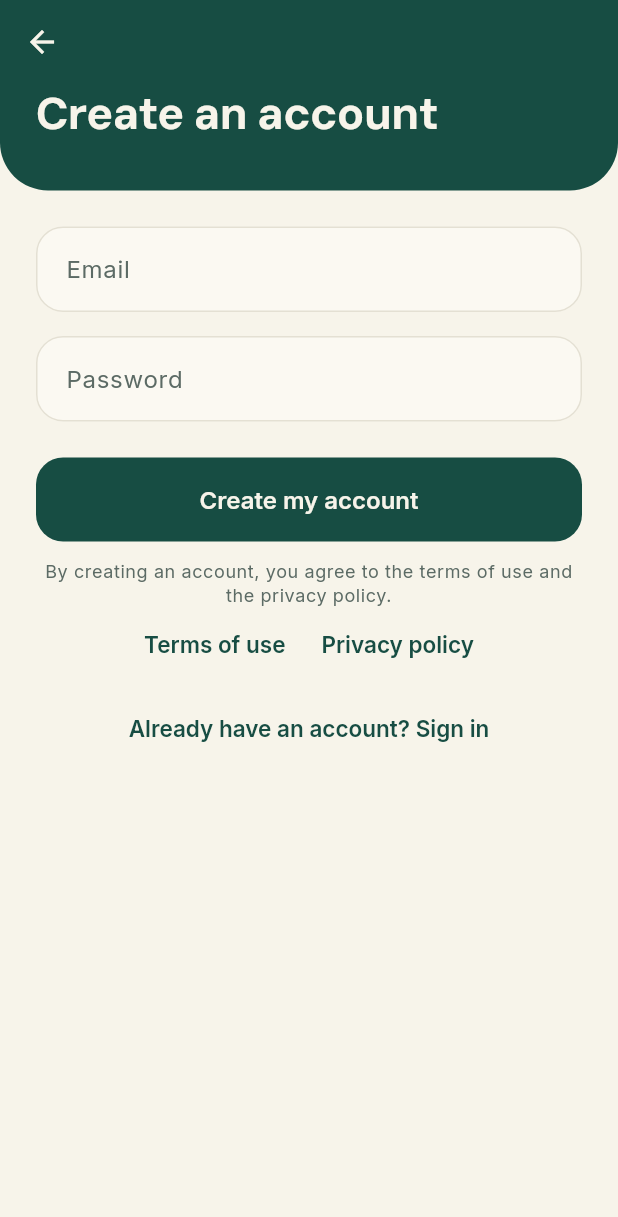
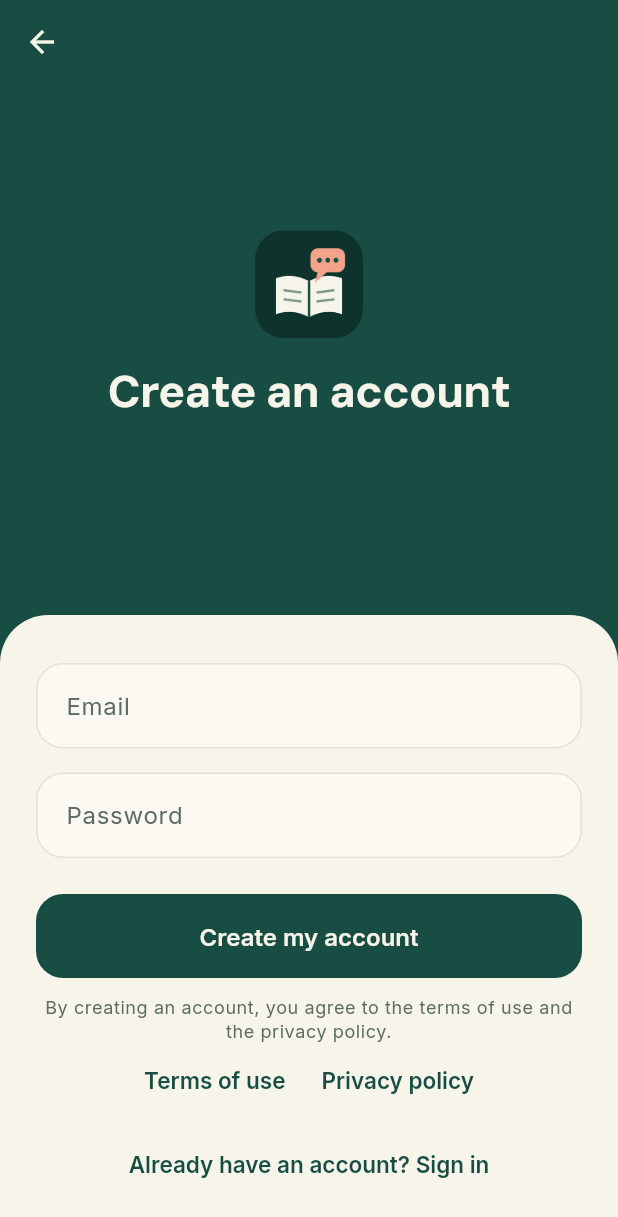
Before and after one commit to Kelenix/Journal-de-Langue, a Flutter app: the screen it shows after launch, after a tap on "Create my account", on a phone screen of 412 x 824 dp. Shown: the top 1217 px of the screen. Run offline on Flutter 3.47's test engine with Material 3 defaults, Android fonts, the phone set to English and light mode, and no system bars; our stand-ins replace flutter_riverpod, flutter_secure_storage, flutter_tts, freezed_annotation, go_router, google_mobile_ads and 4 more; accounts and stored records are empty; generated files the repository leaves out were written again.

Commit message:
Feat(interface) : écrans de compte au style de l'accueil, plus de bande grise
- barre de navigation Android transparente et sans voile gris (bord à bord) ; l'accueil ne la passe plus en noir
- connexion, inscription, code, mot de passe oublié et choix de la langue : logo et titre sur le vert, formulaire et boutons sur une feuille ivoire en bas (ADR-042)
- Profil : la place libre se répartit entre les blocs sur les grands téléphones
- tests de la phase 5 relancés et verts (264 SQL, 194 d'écran, 52 d'intégration, 5 Deno) ; état du projet et README à jour

```diff
--- a/lib/core/theme/app_theme.dart
+++ b/lib/core/theme/app_theme.dart
@@ -1,4 +1,5 @@
 import 'package:flutter/material.dart';
+import 'package:flutter/services.dart';
 
 import 'app_colors.dart';
 import 'app_spacing.dart';
@@ -9,6 +10,25 @@ import 'app_spacing.dart';
 abstract final class AppTheme {
   static const titleFont = 'DM Sans';
   static const bodyFont = 'Inter';
+
+  /// Barres du système transparentes et sans voile : l'app se dessine dessous
+  /// (bord à bord) et garde sa couleur jusqu'en bas de l'écran (ADR-042).
+  static const systemBars = SystemUiOverlayStyle(
+    statusBarColor: Colors.transparent,
+    statusBarIconBrightness: Brightness.dark,
+    statusBarBrightness: Brightness.light,
+    systemStatusBarContrastEnforced: false,
+    systemNavigationBarColor: Colors.transparent,
+    systemNavigationBarDividerColor: Colors.transparent,
+    systemNavigationBarIconBrightness: Brightness.dark,
+    systemNavigationBarContrastEnforced: false,
+  );
+
+  /// Même chose sous un aplat vert en haut de l'écran : icônes claires.
+  static final systemBarsOnHero = systemBars.copyWith(
+    statusBarIconBrightness: Brightness.light,
+    statusBarBrightness: Brightness.dark,
+  );
 
   static const _journalLineHeight = 1.55;
   static const _buttonHeight = 56.0;
--- a/lib/features/auth/presentation/welcome_screen.dart
+++ b/lib/features/auth/presentation/welcome_screen.dart
@@ -4,6 +4,7 @@ import 'package:go_router/go_router.dart';
 
 import '../../../core/theme/app_colors.dart';
 import '../../../core/theme/app_spacing.dart';
+import '../../../core/theme/app_theme.dart';
 import '../../../l10n/app_localizations.dart';
 import '../../../routing/app_routes.dart';
 import '../../../shared/widgets/badges.dart';
@@ -24,7 +25,7 @@ class WelcomeScreen extends StatelessWidget {
     final theme = Theme.of(context);
 
     return AnnotatedRegion<SystemUiOverlayStyle>(
-      value: SystemUiOverlayStyle.light,
+      value: AppTheme.systemBarsOnHero,
       child: Scaffold(
         backgroundColor: theme.extension<AppColors>()!.hero,
         // Défile seulement si l'écran est trop petit (ou le texte très grand).
--- a/lib/features/profile/presentation/profile_screen.dart
+++ b/lib/features/profile/presentation/profile_screen.dart
@@ -55,8 +55,19 @@ class ProfileScreen extends ConsumerWidget {
         subtitle: email,
         leading: _Avatar(email: email),
       ),
-      body: ListView(
+      // Sur un écran plus haut que la maquette, la place libre se répartit
+      // entre les blocs au lieu de rester en bas (ADR-042).
+      body: LayoutBuilder(
+        builder: (context, constraints) => SingleChildScrollView(
           padding: tabPagePadding,
+          child: ConstrainedBox(
+            constraints: BoxConstraints(
+              minHeight: (constraints.maxHeight - tabPagePadding.vertical)
+                  .clamp(0, double.infinity),
+            ),
+            child: Column(
+              mainAxisAlignment: MainAxisAlignment.spaceEvenly,
+              crossAxisAlignment: CrossAxisAlignment.stretch,
               children: [
                 const _PlanCard(),
                 const SizedBox(height: AppSpacing.lg),
@@ -92,8 +103,11 @@ class ProfileScreen extends ConsumerWidget {
                     SettingsTile(
                       icon: Icons.shield_outlined,
                       title: l10n.profilePrivacy,
-                onTap: () =>
-                    _showPrivacy(context, ref, showsAdPrivacy: showsAdPrivacy),
+                      onTap: () => _showPrivacy(
+                        context,
+                        ref,
+                        showsAdPrivacy: showsAdPrivacy,
+                      ),
                     ),
                   ],
                 ),
@@ -122,6 +136,9 @@ class ProfileScreen extends ConsumerWidget {
                   ],
                 ),
               ],
+            ),
+          ),
+        ),
       ),
     );
   }
--- a/lib/main.dart
+++ b/lib/main.dart
@@ -6,12 +6,16 @@ import 'package:supabase_flutter/supabase_flutter.dart';
 import 'app.dart';
 import 'core/config/app_config.dart';
 import 'core/supabase/secure_local_storage.dart';
+import 'core/theme/app_theme.dart';
 import 'core/theme/font_licenses.dart';
 
 Future<void> main() async {
   WidgetsFlutterBinding.ensureInitialized();
   registerFontLicenses();
   await SystemChrome.setPreferredOrientations([DeviceOrientation.portraitUp]);
+  // Pas de bande grise sous l'app : barre de navigation transparente.
+  await SystemChrome.setEnabledSystemUIMode(SystemUiMode.edgeToEdge);
+  SystemChrome.setSystemUIOverlayStyle(AppTheme.systemBars);
 
   final config = AppConfig.fromEnvironment();
   await Supabase.initialize(
--- a/lib/shared/widgets/brand_header.dart
+++ b/lib/shared/widgets/brand_header.dart
@@ -7,8 +7,6 @@ import '../../l10n/app_localizations.dart';
 class BrandHeader extends StatelessWidget {
   const BrandHeader({super.key});
 
-  /// Généré par tool/generate_app_icons.py, sur un fond plus foncé que l'aplat.
-  static const _logoAsset = 'assets/brand/logo.png';
   static const _logoSize = 104.0;
 
   @override
@@ -19,15 +17,7 @@ class BrandHeader extends StatelessWidget {
     return Column(
       mainAxisSize: MainAxisSize.min,
       children: [
-        ClipRRect(
-          borderRadius: BorderRadius.circular(AppRadius.sheet),
-          child: Image.asset(
-            _logoAsset,
-            width: _logoSize,
-            height: _logoSize,
-            excludeFromSemantics: true,
-          ),
-        ),
+        const BrandLogo(size: _logoSize),
         const SizedBox(height: AppSpacing.xl),
         Semantics(
           header: true,
@@ -49,3 +39,27 @@ class BrandHeader extends StatelessWidget {
     );
   }
 }
+
+/// Symbole de la marque, carré aux coins arrondis.
+class BrandLogo extends StatelessWidget {
+  const BrandLogo({required this.size, super.key});
+
+  /// Généré par tool/generate_app_icons.py, sur un fond plus foncé que l'aplat.
+  static const _asset = 'assets/brand/logo.png';
+
+  // Coins à l'échelle du logo : 28 points pour sa taille sur l'accueil (104).
+  static const _cornerRatio = AppRadius.sheet / 104;
+
+  final double size;
+
+  @override
+  Widget build(BuildContext context) => ClipRRect(
+    borderRadius: BorderRadius.circular(size * _cornerRatio),
+    child: Image.asset(
+      _asset,
+      width: size,
+      height: size,
+      excludeFromSemantics: true,
+    ),
+  );
+}
--- a/lib/shared/widgets/form_page.dart
+++ b/lib/shared/widgets/form_page.dart
@@ -2,34 +2,47 @@ import 'package:flutter/material.dart';
 
 import '../../core/theme/app_colors.dart';
 import '../../core/theme/app_spacing.dart';
+import 'brand_header.dart';
 import 'surfaces.dart';
 
-/// Mise en page des écrans de compte : titre sur l'aplat vert, contenu
-/// défilant (le clavier ne masque rien), largeur bornée sur grand écran.
+/// Mise en page des écrans de compte, comme l'accueil : logo et titre au milieu
+/// de l'aplat vert, contenu sur une feuille ivoire calée en bas de l'écran
+/// (ADR-042). Tout défile si la place manque (clavier ouvert, grands
+/// caractères) ; largeur bornée sur grand écran.
 class FormPage extends StatelessWidget {
   const FormPage({required this.title, required this.children, super.key});
 
   static const _maxContentWidth = 480.0;
-  static const _headerRadius = Radius.circular(32);
+  static const _sheetRadius = Radius.circular(32);
+  static const _logoSize = 72.0;
 
   final String title;
   final List<Widget> children;
 
   @override
   Widget build(BuildContext context) {
-    final colors = Theme.of(context).extension<AppColors>()!;
+    final theme = Theme.of(context);
+    final colors = theme.extension<AppColors>()!;
 
     return Scaffold(
+      backgroundColor: colors.hero,
       appBar: AppBar(
         backgroundColor: colors.hero,
         foregroundColor: colors.onHero,
       ),
-      body: SingleChildScrollView(
+      body: LayoutBuilder(
+        builder: (context, constraints) => SingleChildScrollView(
+          child: ConstrainedBox(
+            constraints: BoxConstraints(minHeight: constraints.maxHeight),
             child: Column(
+              // La place libre se partage de part et d'autre du titre : il reste
+              // au milieu de l'aplat et la feuille touche le bas de l'écran.
+              mainAxisAlignment: MainAxisAlignment.spaceBetween,
               crossAxisAlignment: CrossAxisAlignment.stretch,
               children: [
+                const SizedBox.shrink(),
                 HeroCard(
-              borderRadius: const BorderRadius.vertical(bottom: _headerRadius),
+                  borderRadius: BorderRadius.zero,
                   padding: const EdgeInsets.fromLTRB(
                     AppSpacing.xl,
                     0,
@@ -37,22 +50,40 @@ class FormPage extends StatelessWidget {
                     AppSpacing.xxl,
                   ),
                   child: _Bounded(
-                child: Builder(
+                    child: Column(
+                      children: [
+                        const BrandLogo(size: _logoSize),
+                        const SizedBox(height: AppSpacing.lg),
+                        Builder(
                           builder: (context) => Semantics(
                             header: true,
                             child: Text(
                               title,
+                              textAlign: TextAlign.center,
                               style: Theme.of(context).textTheme.headlineMedium,
                             ),
                           ),
                         ),
+                      ],
                     ),
                   ),
-            SafeArea(
+                ),
+                DecoratedBox(
+                  decoration: BoxDecoration(
+                    color: theme.colorScheme.surface,
+                    borderRadius: const BorderRadius.vertical(
+                      top: _sheetRadius,
+                    ),
+                  ),
+                  child: SafeArea(
                     top: false,
+                    minimum: const EdgeInsets.fromLTRB(
+                      AppSpacing.xl,
+                      AppSpacing.xxl,
+                      AppSpacing.xl,
+                      AppSpacing.xl,
+                    ),
                     child: _Bounded(
-                child: Padding(
-                  padding: const EdgeInsets.all(AppSpacing.xl),
                       child: Column(
                         crossAxisAlignment: CrossAxisAlignment.stretch,
                         children: children,
@@ -61,6 +92,8 @@ class FormPage extends StatelessWidget {
                   ),
                 ),
               ],
+            ),
+          ),
         ),
       ),
     );
```
Also changed, not shown: 7 other files. Lines whose indentation alone changed are shown as unchanged.
